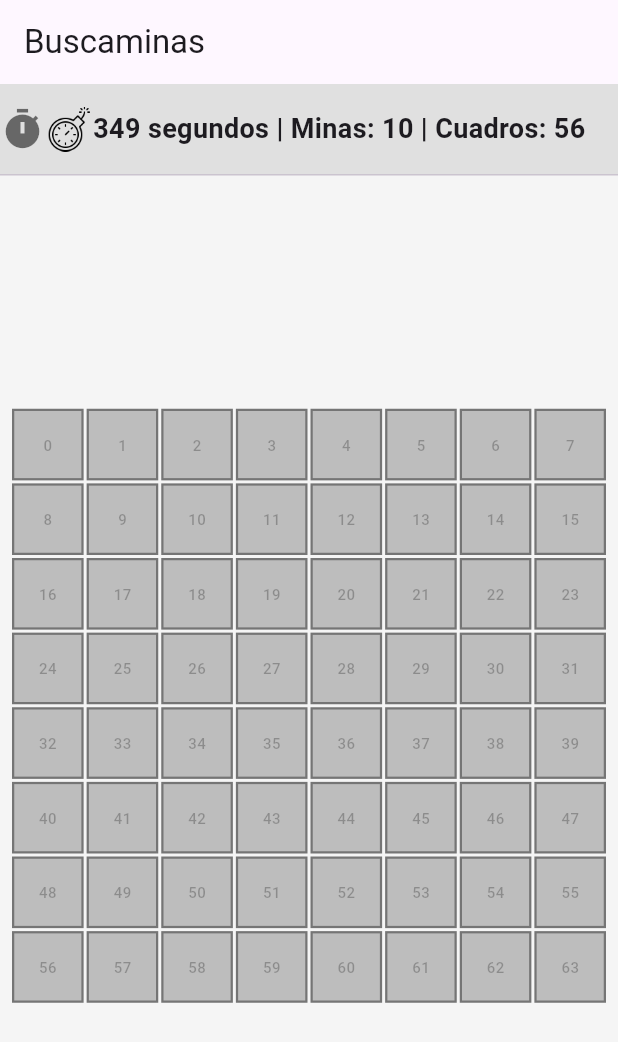
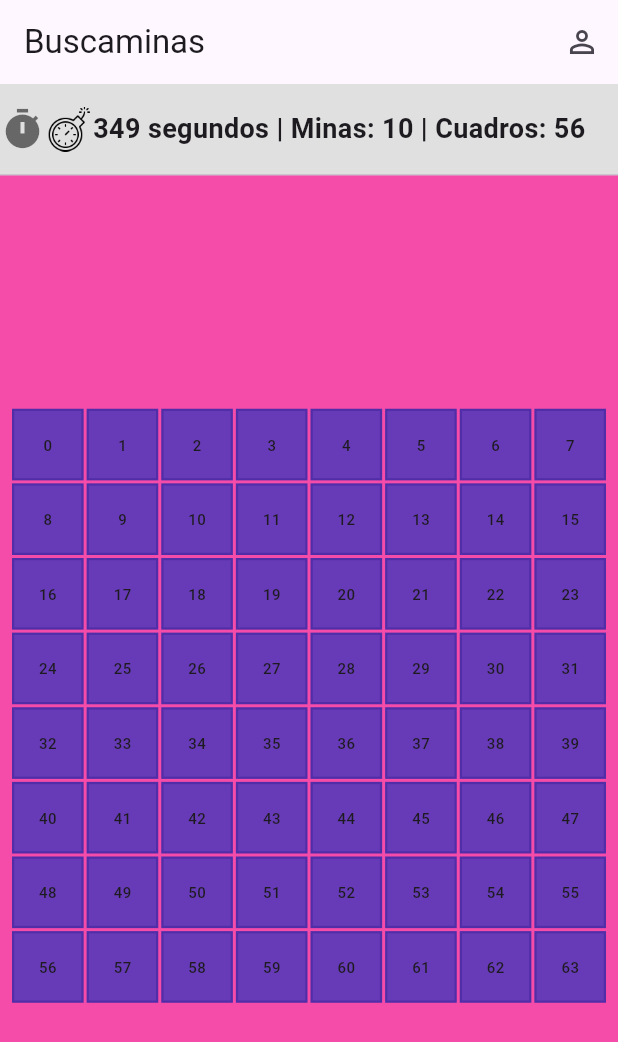
Before and after one commit to mmoscosodcl/3479A321_202601, a Flutter app: the screen it shows after launch, on a phone screen of 412 x 824 dp. Shown: the top 1042 px of the screen. Run offline on Flutter 3.47's test engine with Material 3 defaults, Android fonts, the phone set to English and light mode, and no system bars; our stand-ins replace logger.

Commit message:
Personalizacion de tema y primera versión de la pagina About me

```diff
--- a/lib/main.dart
+++ b/lib/main.dart
@@ -9,7 +9,7 @@ void main() {
   logger.d('Iniciando la aplicación de Buscaminas'); // Debug
   logger.i('Iniciando la aplicación de Buscaminas'); // Info
   logger.w('Iniciando la aplicación de Buscaminas'); // Warning
-  logger.e('Iniciando la aplicación de Buscaminas'); // Error
+  //logger.e('Iniciando la aplicación de Buscaminas'); // Error
   runApp(const MyApp());
 }
 
@@ -27,8 +27,9 @@ class MyApp extends StatelessWidget {
           seedColor: Colors.deepPurple, // Color base, Flutter calcula el resto
           primary: Colors.deepPurple,
           secondary: Colors.amber,
+          outline: Colors.deepPurple[700]!, // Color para bordes y detalles
         ),
-        scaffoldBackgroundColor: Colors.grey[100], // Fondo por defecto de todas las pantallas
+        scaffoldBackgroundColor: const Color.fromARGB(255, 245, 75, 169), // Fondo por defecto de todas las pantallas
         // Centralizamos la tipografía general
         textTheme: const TextTheme(
           bodyMedium: TextStyle(fontSize: 16.0, fontWeight: FontWeight.w500),
--- a/lib/ui/screens/minesweeper_screen.dart
+++ b/lib/ui/screens/minesweeper_screen.dart
@@ -1,4 +1,5 @@
 import 'package:flutter/material.dart';
+import 'package:laboratorois/ui/screens/about.dart';
 import 'package:laboratorois/ui/widgets/mine_cell.dart';
 
 class MinesweeperScreen extends StatelessWidget {
@@ -32,7 +33,17 @@ class MinesweeperScreen extends StatelessWidget {
   @override
   Widget build(BuildContext context) {
     return Scaffold(
-      appBar: AppBar(title: const Text('Buscaminas')),
+      appBar: AppBar(title: const Text('Buscaminas'),
+      actions: [
+        IconButton(
+          icon: const Icon(Icons.person_outline),
+
+          onPressed: () {
+            // Aquí podrías navegar a una pantalla de "Acerca de"
+            Navigator.push(context, MaterialPageRoute(builder: (_) => const AboutScreen()));
+          },
+        ),
+      ],),
       body: SafeArea( // Protege la UI de los bordes del dispositivo
         child: Column( // Apila el marcador arriba y el tablero abajo
           children: [
--- a/lib/ui/widgets/mine_cell.dart
+++ b/lib/ui/widgets/mine_cell.dart
@@ -10,15 +10,19 @@ class MineCell extends StatelessWidget {
 
   @override
   Widget build(BuildContext context) {
+
+    final theme = Theme.of(context);
+
+
     return Container(
       decoration: BoxDecoration(
-        color: Colors.grey[400],
-        border: Border.all(color: Colors.grey[600]!, width: 1.5),
+        color: theme.primaryColor, // Color de fondo suave
+        border: Border.all(color: theme.colorScheme.outline, width: 1.5),
       ),
       child: Center(
         child: Text(
           '$index', // Interpolación: inyecta el valor de la variable en el texto
-          style: const TextStyle(color: Colors.black26, fontSize: 10),
+          style: TextStyle(color: theme.textTheme.bodyMedium?.color ?? Colors.black26, fontSize: 10),
         ), // Aquí se mostrarán las minas o números
       ),
     );
```
Also changed, not shown: lib/ui/screens/about.dart (added, +34 -0 lines).
